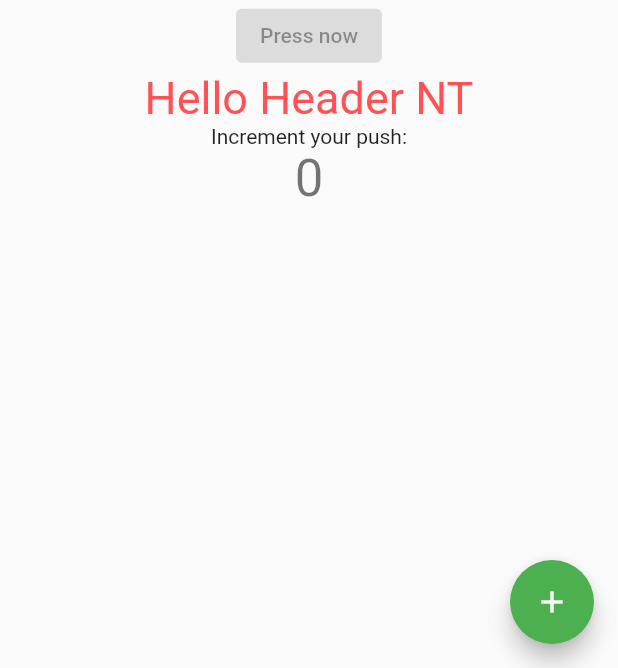
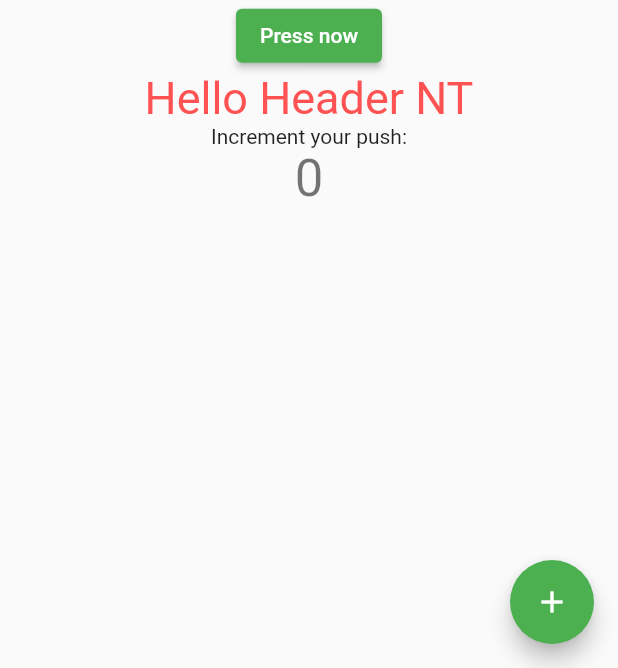
Before and after one commit to bweerasakoutlook/baoweeapp, a Flutter app: the screen it shows after launch, on a phone screen of 412 x 824 dp, the part 568-1236 px from its top. Run offline on Flutter 3.47's test engine with Material 2 defaults, Android fonts, the phone set to English and light mode, and no system bars.

Commit message:
function embeded onpressed

```diff
--- a/lib/pages/home_page.dart
+++ b/lib/pages/home_page.dart
@@ -31,7 +31,13 @@ class _MyHomePageState extends State<MyHomePage> {
           mainAxisAlignment: MainAxisAlignment.center,
           children: <Widget>[
             Text('Hello $title'),
-            const ElevatedButton(onPressed: null, child: Text('Press now')),
+            ElevatedButton(
+                onPressed: () {
+                  setState(() {
+                    title = 'baowee';
+                  });
+                },
+                child: const Text('Press now')),
             const Header(),
             const Text(
               'Increment your push:',
```
